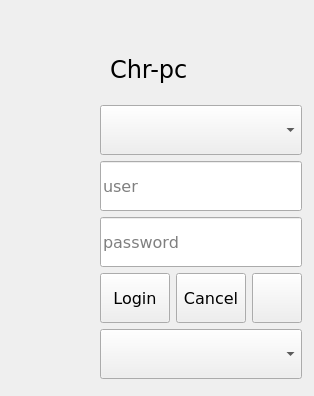
The window that loginform.ui (surlykke/qt-lightdm-greeter) describes before a commit, drawn with Qt 5.
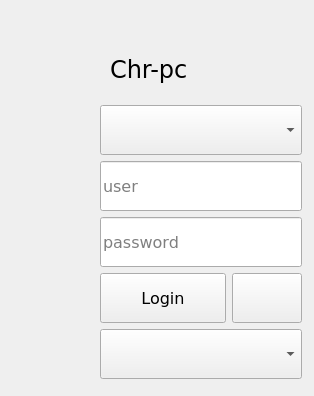
The same window after the commit. Icons and pictures are not drawn.

Commit message: razor-lightdm-greeter: removed cancel button

The edit to the form file:
```diff
--- a/loginform.ui
+++ b/loginform.ui
@@ -178,38 +178,18 @@
         </property>
        </widget>
       </item>
-      <item>
-       <widget class="QPushButton" name="cancelButton">
-        <property name="minimumSize">
-         <size>
-          <width>0</width>
-          <height>50</height>
-         </size>
-        </property>
-        <property name="font">
-         <font>
-          <family>Bitstream Vera Sans</family>
-          <weight>50</weight>
-          <bold>false</bold>
-         </font>
-        </property>
-        <property name="text">
-         <string>Cancel</string>
-        </property>
-       </widget>
-      </item>
       <item>
        <widget class="QPushButton" name="leaveButton">
         <property name="minimumSize">
          <size>
-          <width>50</width>
+          <width>0</width>
           <height>50</height>
          </size>
         </property>
         <property name="maximumSize">
          <size>
-          <width>50</width>
-          <height>50</height>
+          <width>70</width>
+          <height>16777215</height>
          </size>
         </property>
         <property name="text">
```
The commit also changes 2 other files.
